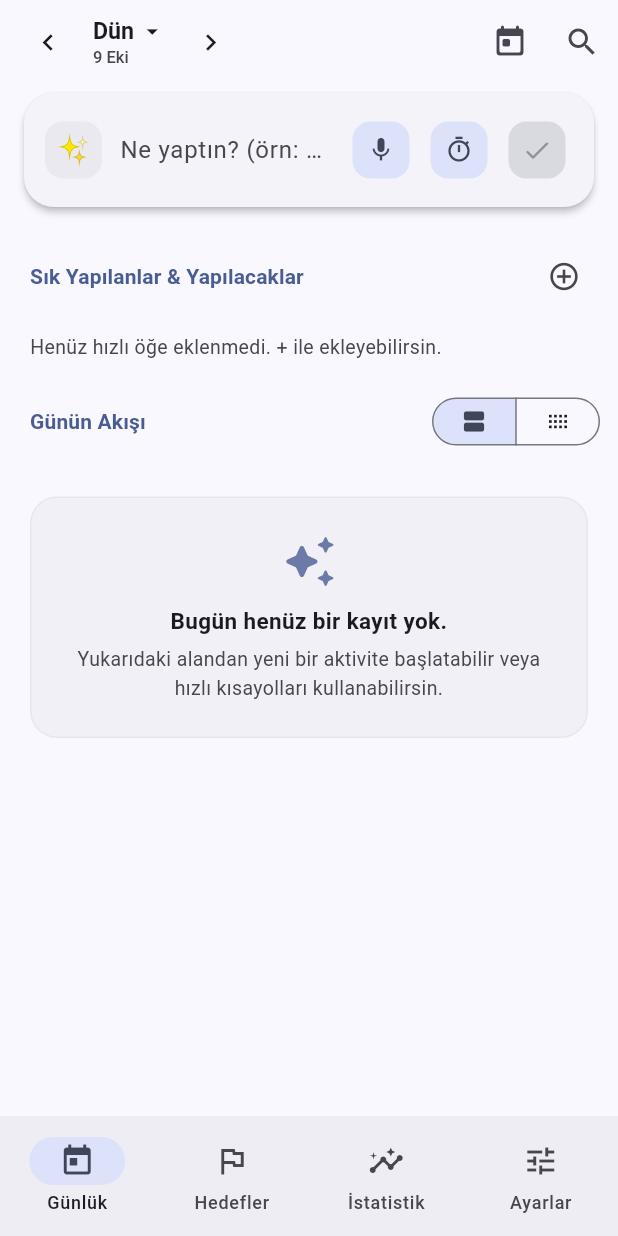
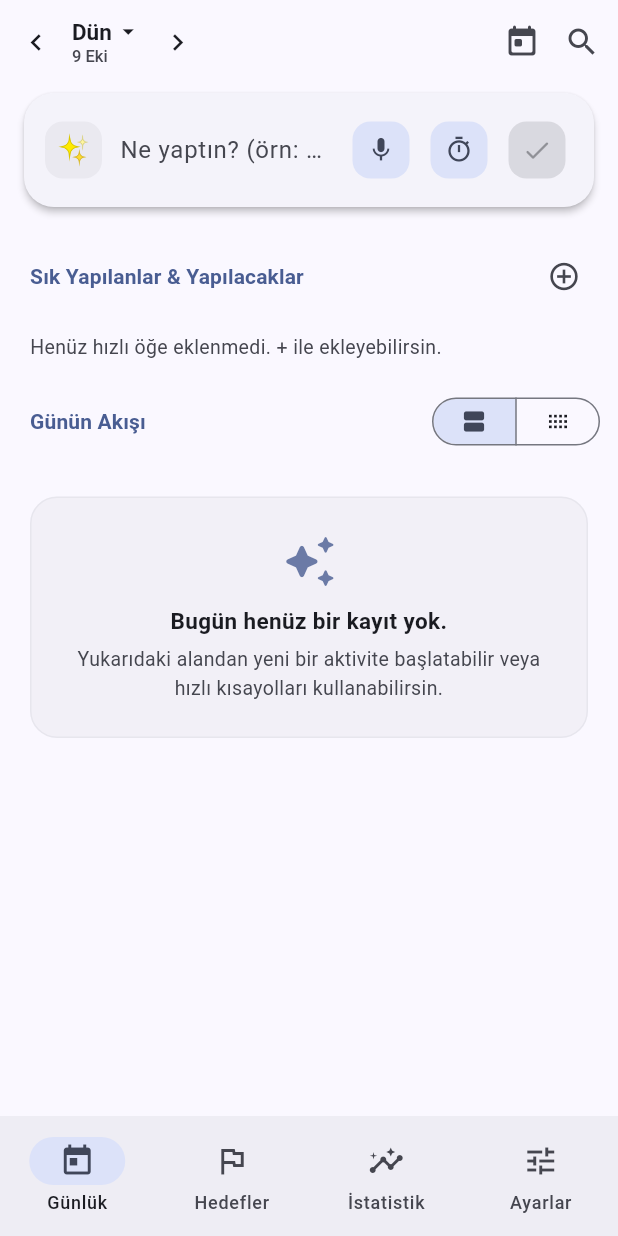
Before and after one commit to muratboy/seyir, a Flutter app: the screen it shows after launch, after a tap on the "chevron left" icon, on a phone screen of 412 x 824 dp. Run offline on Flutter 3.47's test engine with Material 3 defaults, Android fonts, the phone set to English and light mode, and no system bars; our stand-ins replace csv, fl_chart, flutter_local_notifications, flutter_timezone, pdf, pedometer and 4 more; missing offline and left inert: home_widget; accounts and stored records are empty; statements that could not run were skipped.

Commit message:
fix(today): resolve RenderFlex overflow on date title when displaying longer dates

```diff
--- a/lib/ui/today_page.dart
+++ b/lib/ui/today_page.dart
@@ -579,7 +579,8 @@ class _TodayPageState extends State<TodayPage> {
         final isToday = sameDay(_currentDay, DateTime.now());
         return Scaffold(
           appBar: AppBar(
-            titleSpacing: 8,
+            automaticallyImplyLeading: false,
+            titleSpacing: 4,
             title: Row(
               mainAxisSize: MainAxisSize.min,
               children: [
@@ -587,10 +588,12 @@ class _TodayPageState extends State<TodayPage> {
                   icon: const Icon(Icons.chevron_left, size: 22),
                   tooltip: s.isTr ? 'Önceki gün' : 'Previous day',
                   padding: EdgeInsets.zero,
-                  constraints: const BoxConstraints(minWidth: 32, minHeight: 32),
+                  visualDensity: VisualDensity.compact,
+                  constraints: const BoxConstraints(minWidth: 28, minHeight: 32),
                   onPressed: () => setState(() => _currentDay = subDays(_currentDay, 1)),
                 ),
-                InkWell(
+                Flexible(
+                  child: InkWell(
                     borderRadius: BorderRadius.circular(10),
                     onTap: () async {
                       final picked = await showDatePicker(
@@ -602,7 +605,7 @@ class _TodayPageState extends State<TodayPage> {
                       if (picked != null) setState(() => _currentDay = dayStart(picked));
                     },
                     child: Padding(
-                    padding: const EdgeInsets.symmetric(horizontal: 6, vertical: 4),
+                      padding: const EdgeInsets.symmetric(horizontal: 4, vertical: 4),
                       child: Column(
                         mainAxisSize: MainAxisSize.min,
                         crossAxisAlignment: CrossAxisAlignment.start,
@@ -610,11 +613,15 @@ class _TodayPageState extends State<TodayPage> {
                           Row(
                             mainAxisSize: MainAxisSize.min,
                             children: [
-                            Text(
+                              Flexible(
+                                child: Text(
                                   fmtDayTitle(_currentDay, isTr: s.isTr),
-                              style: const TextStyle(fontSize: 15.5, fontWeight: FontWeight.bold),
+                                  style: const TextStyle(fontSize: 15, fontWeight: FontWeight.bold),
+                                  maxLines: 1,
+                                  overflow: TextOverflow.ellipsis,
                                 ),
-                            const SizedBox(width: 3),
+                              ),
+                              const SizedBox(width: 2),
                               const Icon(Icons.arrow_drop_down, size: 18),
                             ],
                           ),
@@ -625,8 +632,11 @@ class _TodayPageState extends State<TodayPage> {
                               color: Theme.of(context).colorScheme.onSurfaceVariant,
                               fontWeight: FontWeight.w500,
                             ),
+                            maxLines: 1,
+                            overflow: TextOverflow.ellipsis,
                           ),
                         ],
+                      ),
                     ),
                   ),
                 ),
@@ -634,7 +644,8 @@ class _TodayPageState extends State<TodayPage> {
                   icon: const Icon(Icons.chevron_right, size: 22),
                   tooltip: s.isTr ? 'Sonraki gün' : 'Next day',
                   padding: EdgeInsets.zero,
-                  constraints: const BoxConstraints(minWidth: 32, minHeight: 32),
+                  visualDensity: VisualDensity.compact,
+                  constraints: const BoxConstraints(minWidth: 28, minHeight: 32),
                   onPressed: () => setState(() => _currentDay = addDays(_currentDay, 1)),
                 ),
               ],
@@ -644,16 +655,23 @@ class _TodayPageState extends State<TodayPage> {
                 IconButton(
                   icon: const Icon(Icons.today_rounded),
                   tooltip: s.isTr ? 'Bugüne dön' : 'Go to today',
+                  padding: EdgeInsets.zero,
+                  visualDensity: VisualDensity.compact,
+                  constraints: const BoxConstraints(minWidth: 36, minHeight: 36),
                   onPressed: () => setState(() => _currentDay = dayStart(DateTime.now())),
                 ),
               IconButton(
                 icon: const Icon(Icons.search),
                 tooltip: s.isTr ? 'Aktivite Ara' : 'Search Activity',
+                padding: EdgeInsets.zero,
+                visualDensity: VisualDensity.compact,
+                constraints: const BoxConstraints(minWidth: 36, minHeight: 36),
                 onPressed: () async {
                   final a = await showActivityPicker(context);
                   if (a != null) _selectActivity(a);
                 },
               ),
+              const SizedBox(width: 4),
             ],
           ),
           body: SingleChildScrollView(
```
Also changed, not shown: 1 other file. Lines whose indentation alone changed are shown as unchanged.
